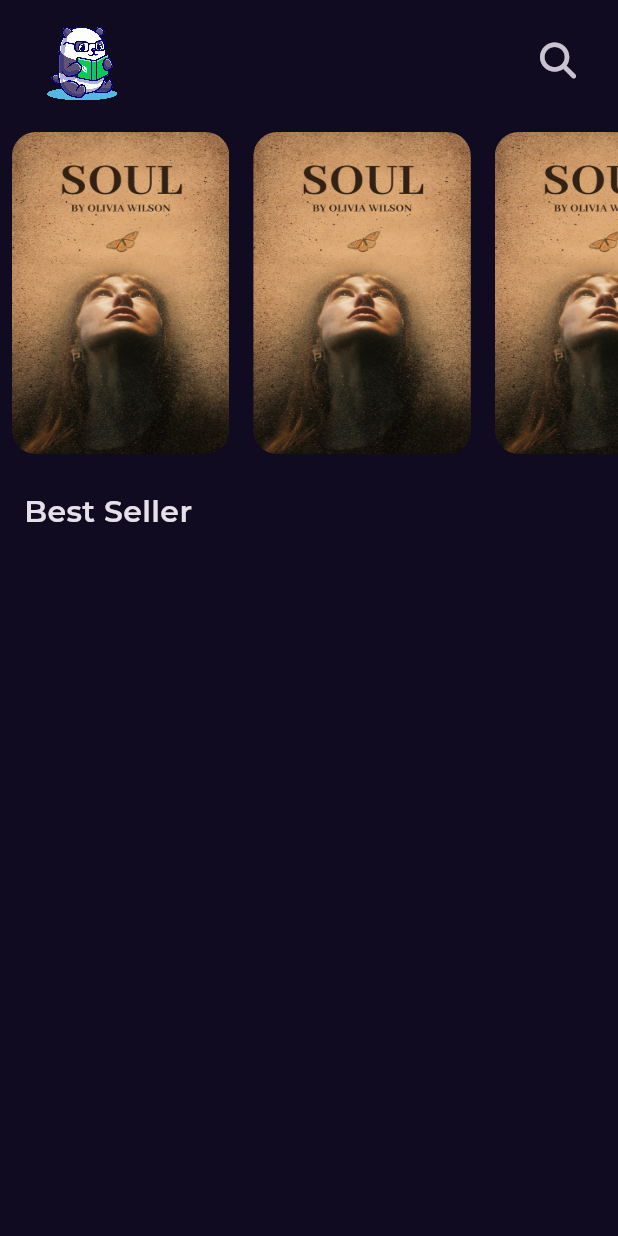
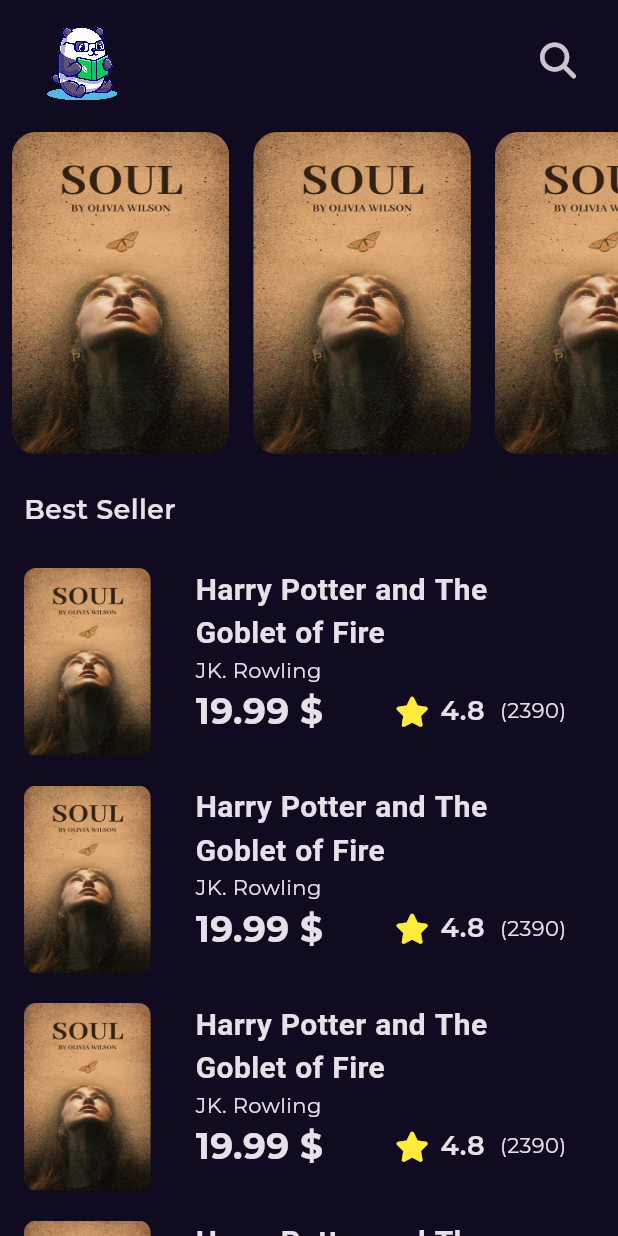
Before and after one commit to Emad-Ayad/BookWormHub, a Flutter app: the screen it shows after launch, on a phone screen of 412 x 824 dp. Run offline on Flutter 3.47's test engine with Material 3 defaults, Android fonts, the phone set to English and light mode, and no system bars; our stand-ins replace font_awesome_flutter, get, google_fonts.

Commit message:
add best seller items

```diff
--- a/lib/core/constants/styles.dart
+++ b/lib/core/constants/styles.dart
@@ -2,9 +2,30 @@ import 'package:flutter/cupertino.dart';
 
 abstract class Styles{
 
+  static const TextStyle headline32 = TextStyle(
+    fontSize: 32,
+    fontWeight: FontWeight.bold,
+  );
 
-  static const titleMedium= TextStyle(
+  static const TextStyle headline20 = TextStyle(
     fontSize: 20,
-    fontWeight: FontWeight.w600
+    fontWeight: FontWeight.w600,
+    fontFamily: 'GTSectraFine-Regular'
   );
+
+  static const TextStyle headline24 = TextStyle(
+      fontSize: 24,
+      fontWeight: FontWeight.bold,
+  );
+
+  static const TextStyle bodyText18 = TextStyle(
+    fontSize: 18,
+    fontWeight: FontWeight.w600,
+  );
+
+  static const TextStyle bodyText14 = TextStyle(
+    fontSize: 14,
+    fontWeight: FontWeight.normal,
+  );
+
 }
--- /dev/null
+++ b/lib/features/HomeScreen/presentation/view/widgets/best_seller_books_list_view.dart
@@ -0,0 +1,22 @@
+import 'package:flutter/material.dart';
+
+import 'best_seller_item.dart';
+
+class BestSellerBooksListView extends StatelessWidget {
+  const BestSellerBooksListView({super.key});
+
+  @override
+  Widget build(BuildContext context) {
+    return ListView.builder(
+      padding: const EdgeInsets.all(0),
+      physics: const NeverScrollableScrollPhysics(),
+      itemCount: 10,
+      itemBuilder: (context, index) {
+        return const Padding(
+          padding: EdgeInsets.symmetric(vertical: 10.0),
+          child: BestSellerItems(),
+        );
+      },
+    );
+  }
+}
--- /dev/null
+++ b/lib/features/HomeScreen/presentation/view/widgets/best_seller_item.dart
@@ -0,0 +1,78 @@
+import 'package:flutter/material.dart';
+import 'package:font_awesome_flutter/font_awesome_flutter.dart';
+
+import '../../../../../core/constants/styles.dart';
+
+class BestSellerItems extends StatelessWidget {
+  const BestSellerItems({super.key});
+
+  @override
+  Widget build(BuildContext context) {
+    return Padding(
+      padding: const EdgeInsets.symmetric(horizontal: 16.0),
+      child: SizedBox(
+        height: 125,
+        child: Row(
+          children: [
+            AspectRatio(
+              aspectRatio: 2.7 / 4,
+              child: Container(
+                decoration: BoxDecoration(
+                  borderRadius: BorderRadius.circular(8),
+                  image: const DecorationImage(
+                    image: AssetImage('assets/images/cover.jpg'),
+                    fit: BoxFit.fill,
+                  ),
+                ),
+              ),
+            ),
+            const SizedBox(width: 30),
+            SizedBox(
+              width: MediaQuery.sizeOf(context).width * 0.6,
+              child: const Column(
+                crossAxisAlignment: CrossAxisAlignment.start,
+                children: [
+                  Text(
+                    "Harry Potter and The Goblet of Fire",
+                    style: Styles.headline20,
+                    maxLines: 2,
+                    overflow: TextOverflow.ellipsis,
+                  ),
+                  Text(
+                    "JK. Rowling",
+                    style: Styles.bodyText14,
+                  ),
+                  Row(
+                    children: [
+                      Text(
+                        '19.99 ' r'$',
+                        style: Styles.headline24,
+                      ),
+                      Spacer(),
+                      Icon(
+                        FontAwesomeIcons.solidStar,
+                        color: Colors.yellow,
+                        size: 20,
+                      ),
+                      Padding(
+                        padding: EdgeInsets.symmetric(horizontal: 10.0),
+                        child: Text(
+                          '4.8',
+                          style: Styles.bodyText18,
+                        ),
+                      ),
+                      Text(
+                        '(2390)',
+                        style: Styles.bodyText14,
+                      )
+                    ],
+                  ),
+                ],
+              ),
+            )
+          ],
+        ),
+      ),
+    );
+  }
+}
--- a/lib/features/HomeScreen/presentation/view/widgets/home_screen_body.dart
+++ b/lib/features/HomeScreen/presentation/view/widgets/home_screen_body.dart
@@ -1,5 +1,6 @@
 import 'package:flutter/material.dart';
 import '../../../../../core/constants/styles.dart';
+import 'best_seller_books_list_view.dart';
 import 'custom_app_bar.dart';
 import 'featured_books_list_view.dart';
 
@@ -8,15 +9,24 @@ class HomeScreenBody extends StatelessWidget {
 
   @override
   Widget build(BuildContext context) {
-    return const Column(
+    return const CustomScrollView(
+      slivers: [
+        SliverToBoxAdapter(
+          child: Column(
             crossAxisAlignment: CrossAxisAlignment.start,
             children: [
               CustomAppBar(),
               FeaturedBooksListView(),
               Padding(
                 padding: EdgeInsets.all(16.0),
-          child: Text("Best Seller",style: Styles.titleMedium),
+                child: Text("Best Seller", style: Styles.bodyText18),
               ),
+            ],
+          ),
+        ),
+        SliverFillRemaining(
+            child: BestSellerBooksListView()
+        )
       ],
     );
   }
--- a/lib/features/splash_screen/presentation/view/widgets/splash_screen_body.dart
+++ b/lib/features/splash_screen/presentation/view/widgets/splash_screen_body.dart
@@ -58,7 +58,7 @@ class _SplashScreenBodyState extends State<SplashScreenBody>
                         opacity: opacityLevel,
                         child: const Text(
                           "Read Free Books",
-                          style: Styles.titleMedium,
+                          style: Styles.bodyText18,
                         ),
                       ),
                     );
```
Also changed, not shown: lib/features/HomeScreen/presentation/view/widgets/featured_books_list_view.dart (+8 -8 lines). Lines whose indentation alone changed are shown as unchanged.
